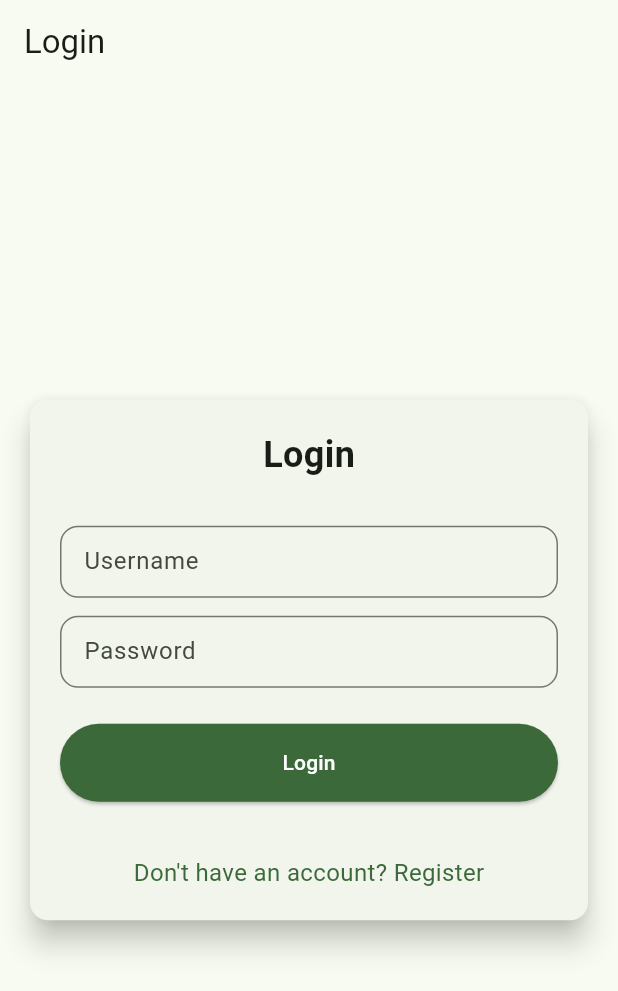
After one commit to rerearuan/mobile-e-commerce, a Flutter app: the LoginPage screen opened directly, after a tap on "Login", on a phone screen of 412 x 824 dp. The commit adds this screen. Shown: the top 991 px of the screen. Run offline on Flutter 3.47's test engine with Material 3 defaults, Android fonts, the phone set to English and light mode, and no system bars; missing offline and left inert: pbp_django_auth.

Commit message:
tutorial 9

```diff
--- a/lib/main.dart
+++ b/lib/main.dart
@@ -1,5 +1,7 @@
 import 'package:flutter/material.dart';
 import 'package:e_commerce/screens/menu.dart';
+import 'package:pbp_django_auth/pbp_django_auth.dart';
+import 'package:provider/provider.dart';
 
 void main() {
   runApp(const MyApp());
@@ -11,28 +13,19 @@ class MyApp extends StatelessWidget {
   // This widget is the root of your application.
   @override
   Widget build(BuildContext context) {
-    return MaterialApp(
-      title: 'BambooShop',
-      theme: ThemeData(
-        // This is the theme of your application.
-        //
-        // TRY THIS: Try running your application with "flutter run". You'll see
-        // the application has a purple toolbar. Then, without quitting the app,
-        // try changing the seedColor in the colorScheme below to Colors.green
-        // and then invoke "hot reload" (save your changes or press the "hot
-        // reload" button in a Flutter-supported IDE, or press "r" if you used
-        // the command line to start the app).
-        //
-        // Notice that the counter didn't reset back to zero; the application
-        // state is not lost during the reload. To reset the state, use hot
-        // restart instead.
-        //
-        // This works for code too, not just values: Most code changes can be
-        // tested with just a hot reload.
-        colorScheme: ColorScheme.fromSeed( seedColor: Colors.green,),
-        useMaterial3: true,
+    return Provider(
+      create: (_) {
+        CookieRequest request = CookieRequest();
+        return request;
+      },
+      child: MaterialApp(
+        title: 'BambooShop',
+        theme: ThemeData(
+          colorScheme: ColorScheme.fromSeed( seedColor: Colors.green,),
+          useMaterial3: true,
       ),
       home: MyHomePage(),
+      )
     );
   }
 }
--- /dev/null
+++ b/lib/screens/login.dart
@@ -0,0 +1,180 @@
+import 'package:e_commerce/screens/menu.dart';
+import 'package:flutter/material.dart';
+import 'package:pbp_django_auth/pbp_django_auth.dart';
+import 'package:provider/provider.dart';
+
+void main() {
+  runApp(const LoginApp());
+}
+
+class LoginApp extends StatelessWidget {
+  const LoginApp({super.key});
+
+  @override
+  Widget build(BuildContext context) {
+    return MaterialApp(
+      title: 'Login',
+      theme: ThemeData(
+        useMaterial3: true,
+        colorScheme: ColorScheme.fromSwatch(
+          primarySwatch: Colors.lightGreen,
+        ).copyWith(secondary: Colors.lightGreen[400]),
+      ),
+      home: const LoginPage(),
+    );
+  }
+}
+
+class LoginPage extends StatefulWidget {
+  const LoginPage({super.key});
+
+  @override
+  State<LoginPage> createState() => _LoginPageState();
+}
+
+class _LoginPageState extends State<LoginPage> {
+  final TextEditingController _usernameController = TextEditingController();
+  final TextEditingController _passwordController = TextEditingController();
+
+  @override
+  Widget build(BuildContext context) {
+    final request = context.watch<CookieRequest>();
+
+    return Scaffold(
+      appBar: AppBar(
+        title: const Text('Login'),
+      ),
+      body: Center(
+        child: SingleChildScrollView(
+          padding: const EdgeInsets.all(16.0),
+          child: Card(
+            elevation: 8,
+            shape: RoundedRectangleBorder(
+              borderRadius: BorderRadius.circular(12.0),
+            ),
+            child: Padding(
+              padding: const EdgeInsets.all(20.0),
+              child: Column(
+                mainAxisSize: MainAxisSize.min,
+                children: [
+                  const Text(
+                    'Login',
+                    style: TextStyle(
+                      fontSize: 24.0,
+                      fontWeight: FontWeight.bold,
+                    ),
+                  ),
+                  const SizedBox(height: 30.0),
+                  TextField(
+                    controller: _usernameController,
+                    decoration: const InputDecoration(
+                      labelText: 'Username',
+                      hintText: 'Enter your username',
+                      border: OutlineInputBorder(
+                        borderRadius: BorderRadius.all(Radius.circular(12.0)),
+                      ),
+                      contentPadding:
+                          EdgeInsets.symmetric(horizontal: 12.0, vertical: 8.0),
+                    ),
+                  ),
+                  const SizedBox(height: 12.0),
+                  TextField(
+                    controller: _passwordController,
+                    decoration: const InputDecoration(
+                      labelText: 'Password',
+                      hintText: 'Enter your password',
+                      border: OutlineInputBorder(
+                        borderRadius: BorderRadius.all(Radius.circular(12.0)),
+                      ),
+                      contentPadding:
+                          EdgeInsets.symmetric(horizontal: 12.0, vertical: 8.0),
+                    ),
+                    obscureText: true,
+                  ),
+                  const SizedBox(height: 24.0),
+                  ElevatedButton(
+                    onPressed: () async {
+                      String username = _usernameController.text;
+                      String password = _passwordController.text;
+
+                      // Cek kredensial
+                      // TODO: Ganti URL dan jangan lupa tambahkan trailing slash (/) di akhir URL!
+                      // Untuk menyambungkan Android emulator dengan Django pada localhost,
+                      // gunakan URL http://10.0.2.2/
+                      final response = await request
+                          .login("http://[APP_URL_KAMU]/auth/login/", {
+                        'username': username,
+                        'password': password,
+                      });
+
+                      if (request.loggedIn) {
+                        String message = response['message'];
+                        String uname = response['username'];
+                        if (context.mounted) {
+                          Navigator.pushReplacement(
+                            context,
+                            MaterialPageRoute(
+                                builder: (context) => MyHomePage()),
+                          );
+                          ScaffoldMessenger.of(context)
+                            ..hideCurrentSnackBar()
+                            ..showSnackBar(
+                              SnackBar(
+                                  content:
+                                      Text("$message Selamat datang, $uname.")),
+                            );
+                        }
+                      } else {
+                        if (context.mounted) {
+                          showDialog(
+                            context: context,
+                            builder: (context) => AlertDialog(
+                              title: const Text('Login Gagal'),
+                              content: Text(response['message']),
+                              actions: [
+                                TextButton(
+                                  child: const Text('OK'),
+                                  onPressed: () {
+                                    Navigator.pop(context);
+                                  },
+                                ),
+                              ],
+                            ),
+                          );
+                        }
+                      }
+                    },
+                    style: ElevatedButton.styleFrom(
+                      foregroundColor: Colors.white,
+                      minimumSize: Size(double.infinity, 50),
+                      backgroundColor: Theme.of(context).colorScheme.primary,
+                      padding: const EdgeInsets.symmetric(vertical: 16.0),
+                    ),
+                    child: const Text('Login'),
+                  ),
+                  const SizedBox(height: 36.0),
+                  GestureDetector(
+                    onTap: () {
+                      Navigator.push(
+                        context,
+                        MaterialPageRoute(
+                            builder: (context) => const RegisterPage()),
+                      );
+                    },
+                    child: Text(
+                      'Don\'t have an account? Register',
+                      style: TextStyle(
+                        color: Theme.of(context).colorScheme.primary,
+                        fontSize: 16.0,
+                      ),
+                    ),
+                  ),
+                ],
+              ),
+            ),
+          ),
+        ),
+      ),
+    );
+  }
+}
--- a/pubspec.yaml
+++ b/pubspec.yaml
@@ -35,6 +35,8 @@ dependencies:
   # The following adds the Cupertino Icons font to your application.
   # Use with the CupertinoIcons class for iOS style icons.
   cupertino_icons: ^1.0.8
+  provider: ^6.1.2
+  pbp_django_auth: ^0.4.0
 
 dev_dependencies:
   flutter_test:
```
Also changed, not shown: pubspec.lock, 2 other files.
